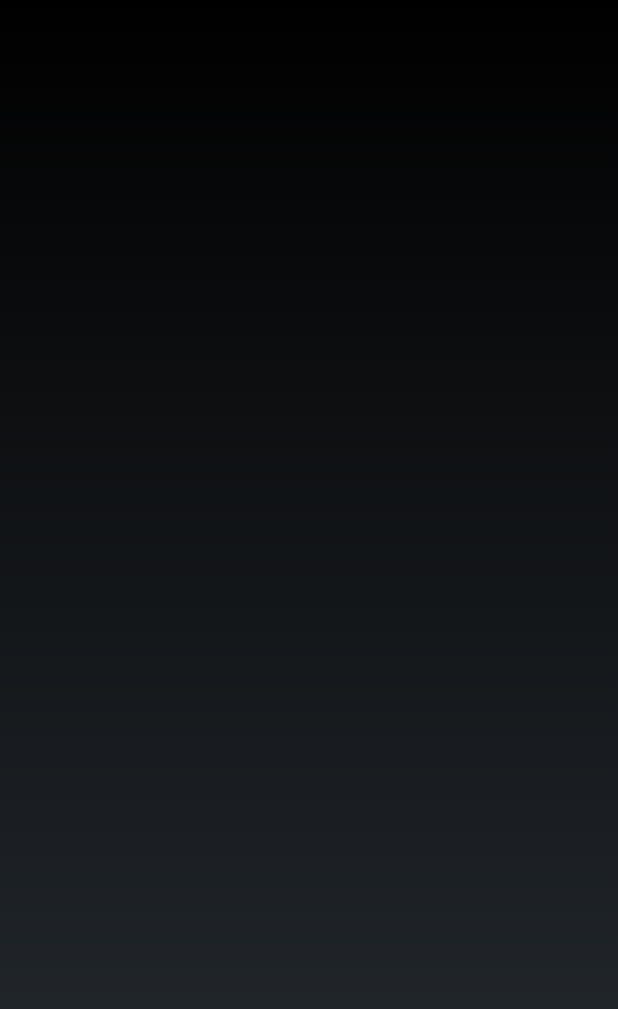
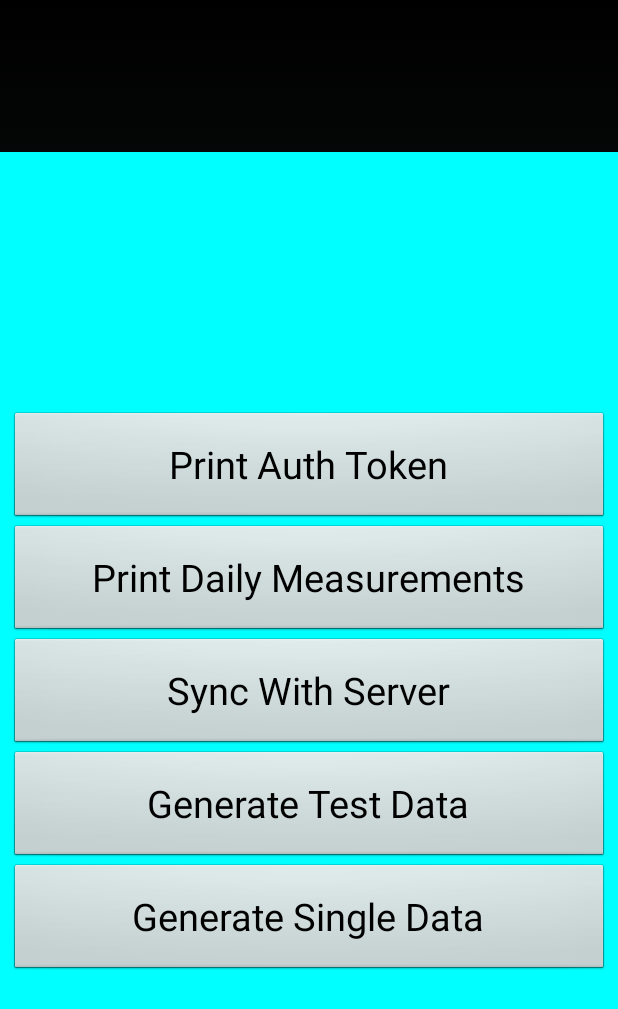
Before and after one commit to Vingtoft/epital, an Android app: the fragment SettingsFragment shown on its own in the app's theme, on a phone screen of 412 x 824 dp. Shown: the top 1009 px of the screen. Run offline under Robolectric (Android 15) with nearby library versions, the phone set to English and light mode, and no system bars; 1 statement that could not run was skipped.

Commit message:
Added setteings for test

```diff
--- a/app/src/main/java/com/example/epital/tablettestapplication/connection/SaveDailyMeasurementToServer.java
+++ b/app/src/main/java/com/example/epital/tablettestapplication/connection/SaveDailyMeasurementToServer.java
@@ -36,7 +36,7 @@ public class SaveDailyMeasurementToServer{
     public void save(DailyMeasurementDataObject dataObject, String token){
         Gson gson = new Gson();
         String dataObjectJSON = gson.toJson(dataObject);
-        String url = "http://93.167.89.66:8852/daily_measurements/";
+        String url = "http://www.grower.dk/daily_measurements/";
         try{
             post(url, dataObjectJSON, token);
         } catch (IOException e){
--- a/app/src/main/java/com/example/epital/tablettestapplication/connection/ServerLogIn.java
+++ b/app/src/main/java/com/example/epital/tablettestapplication/connection/ServerLogIn.java
@@ -21,7 +21,7 @@ import java.io.IOException;
 
 public class ServerLogIn {
 
-    String basic_url = "http://93.167.89.66:8852/";
+    String basic_url = "http://www.grower.dk/";
 
     Handler mhandler;
 
--- a/app/src/main/java/com/example/epital/tablettestapplication/dashboard/DailyMeasurement/LungFunction/DailyMeasurementLungFunctionFragmenCOPD6_bak.java
+++ b/app/src/main/java/com/example/epital/tablettestapplication/dashboard/DailyMeasurement/LungFunction/DailyMeasurementLungFunctionFragmenCOPD6_bak.java
@@ -60,7 +60,6 @@ public class DailyMeasurementLungFunctionFragmenCOPD6_bak extends Fragment imple
 
     @Override
     public void onActivityResult(int requestCode, int resultCode, Intent data) {
-        //System.out.println("onActivityResult(), request_code: " + Integer.toString(requestCode) + " resultcode: " + Integer.toString(resultCode));
         if (requestCode == 1 && resultCode == -1) {
             //Bluetooth has been enabled by user at this point
             if (current_state == 2) {
@@ -204,7 +203,6 @@ public class DailyMeasurementLungFunctionFragmenCOPD6_bak extends Fragment imple
     private void turnOnBluetooth() {
         if (bluetoothAdapter == null) {
             //device does not support bluetooth. Story ends here (for now)
-            //TODO: Move to a "Your device does not support BT" fragment
         } else if (!bluetoothAdapter.isEnabled()) {
             //bluetooth is not turned on. Ask user to turn it on.
             Intent enableBluetoothIntent = new Intent(bluetoothAdapter.ACTION_REQUEST_ENABLE);
--- a/app/src/main/java/com/example/epital/tablettestapplication/dashboard/DashboardNavigationFragmentCommunication.java
+++ b/app/src/main/java/com/example/epital/tablettestapplication/dashboard/DashboardNavigationFragmentCommunication.java
@@ -6,4 +6,15 @@ package com.example.epital.tablettestapplication.dashboard;
 
 public interface DashboardNavigationFragmentCommunication {
     public void menuSelected(int selection);
+
+    public void printAuthToken();
+
+    public void generateTestData();
+
+    public void printDailyMeasurements();
+
+    public void syncWithServer();
+
+    public void generateOneTestdata();
+
 }
--- a/app/src/main/java/com/example/epital/tablettestapplication/dashboard/History/CitizenHistoryFragment.java
+++ b/app/src/main/java/com/example/epital/tablettestapplication/dashboard/History/CitizenHistoryFragment.java
@@ -89,9 +89,9 @@ public class CitizenHistoryFragment extends Fragment implements View.OnClickList
         //get amount of daily measurements
         dm_total = realmResults.size();
         //get first date
-        min_date = realmResults.minDate("time_stamp");
+        min_date = realmResults.minDate("date_created");
         //get last date
-        max_date = realmResults.maxDate("time_stamp");
+        max_date = realmResults.maxDate("date_created");
         System.out.println("Min date: " + min_date.toString() + " max date: " + max_date.toString());
 
 
--- a/app/src/main/java/com/example/epital/tablettestapplication/dashboard/Settings/SettingsFragment.java
+++ b/app/src/main/java/com/example/epital/tablettestapplication/dashboard/Settings/SettingsFragment.java
@@ -1,9 +1,55 @@
 package com.example.epital.tablettestapplication.dashboard.Settings;
-
 import android.app.Fragment;
+import android.os.Bundle;
+import android.view.LayoutInflater;
+import android.view.View;
+import android.view.ViewGroup;
+import android.widget.Button;
+import com.example.epital.tablettestapplication.R;
+import com.example.epital.tablettestapplication.dashboard.DashboardNavigationFragmentCommunication;
 
 /**
  * Created by oscarandersen on 21/10/14.
  */
-public class SettingsFragment extends Fragment {
+public class SettingsFragment extends Fragment implements View.OnClickListener {
+
+    DashboardNavigationFragmentCommunication comm;
+    Button printAuthToken, generateTestData, printDailyMeasurements, syncWithServer, generateSingleData;
+
+    @Override
+    public View onCreateView(LayoutInflater inflater, ViewGroup container, Bundle savedInstanceState) {
+        return inflater.inflate(R.layout.settings, container, false);
+    }
+
+    @Override
+    public void onActivityCreated(Bundle savedInstanceState) {
+        super.onActivityCreated(savedInstanceState);
+        comm = (DashboardNavigationFragmentCommunication) getActivity();
+
+        printAuthToken = (Button) getActivity().findViewById(R.id.settingsPrintAuthToken);
+        printAuthToken.setOnClickListener(this);
+        generateTestData = (Button) getActivity().findViewById(R.id.settingsGenerateTestData);
+        generateTestData.setOnClickListener(this);
+        printDailyMeasurements = (Button) getActivity().findViewById(R.id.settingsPrintDailyMeasurements);
+        printDailyMeasurements.setOnClickListener(this);
+        syncWithServer = (Button) getActivity().findViewById(R.id.settingsSyncWithServer);
+        syncWithServer.setOnClickListener(this);
+        generateSingleData = (Button) getActivity().findViewById(R.id.settingsGenerateOneTestData);
+        generateSingleData.setOnClickListener(this);
+    }
+
+    @Override
+    public void onClick(View button) {
+        if (button == printAuthToken) {
+            comm.printAuthToken();
+        } else if (button == generateTestData) {
+            comm.generateTestData();
+        } else if (button == printDailyMeasurements) {
+            comm.printDailyMeasurements();
+        } else if (button == syncWithServer) {
+            comm.syncWithServer();
+        } else if (button == generateSingleData) {
+            comm.generateOneTestdata();
+        }
+    }
 }
--- /dev/null
+++ b/app/src/main/res/layout/settings.xml
@@ -0,0 +1,58 @@
+<?xml version="1.0" encoding="utf-8"?>
+<RelativeLayout xmlns:android="http://schemas.android.com/apk/res/android"
+    android:id="@+id/daily_measurement_content_base"
+    android:layout_width="match_parent"
+    android:layout_height="fill_parent"
+    android:layout_marginLeft="0dp"
+    android:layout_marginTop="101dp"
+    android:background="#0ff">
+
+    <Button
+        android:id="@+id/settingsPrintAuthToken"
+        android:layout_width="400dp"
+        android:layout_height="75dp"
+        android:layout_above="@+id/settingsPrintDailyMeasurements"
+        android:layout_alignLeft="@+id/settingsSyncWithServer"
+        android:layout_alignStart="@+id/settingsSyncWithServer"
+        android:text="Print Auth Token"
+        android:textSize="25dp" />
+
+    <Button
+        android:id="@+id/settingsGenerateTestData"
+        android:layout_width="400dp"
+        android:layout_height="75dp"
+        android:layout_alignEnd="@+id/settingsSyncWithServer"
+        android:layout_alignRight="@+id/settingsSyncWithServer"
+        android:layout_below="@+id/settingsSyncWithServer"
+        android:text="Generate Test Data"
+        android:textSize="25dp" />
+
+    <Button
+        android:id="@+id/settingsPrintDailyMeasurements"
+        android:layout_width="400dp"
+        android:layout_height="75dp"
+        android:layout_above="@+id/settingsSyncWithServer"
+        android:layout_centerHorizontal="true"
+        android:text="Print Daily Measurements"
+        android:textSize="25dp" />
+
+    <Button
+        android:id="@+id/settingsSyncWithServer"
+        android:layout_width="400dp"
+        android:layout_height="75dp"
+        android:layout_centerHorizontal="true"
+        android:layout_centerVertical="true"
+        android:text="Sync With Server"
+        android:textSize="25dp" />
+
+    <Button
+        android:id="@+id/settingsGenerateOneTestData"
+        android:layout_width="400dp"
+        android:layout_height="75dp"
+        android:layout_centerHorizontal="true"
+        android:layout_centerVertical="true"
+        android:layout_below="@+id/settingsGenerateTestData"
+        android:text="Generate Single Data"
+        android:textSize="25dp" />
+
+</RelativeLayout>
```
Also changed, not shown: app/src/main/java/com/example/epital/tablettestapplication/dashboard/DailyMeasurement/Complete/DailyMeasurementCompleteFragment.java (+2 -5 lines), app/src/main/java/com/example/epital/tablettestapplication/dashboard/DashboardFragmentContainerActivity.java (+85 -67 lines), app/src/main/java/com/example/epital/tablettestapplication/database/DailyMeasurementDatabaseHandler.java (+5 -3 lines), app/src/main/res/layout/daily_measurement_complete.xml (+1 -8 lines).
